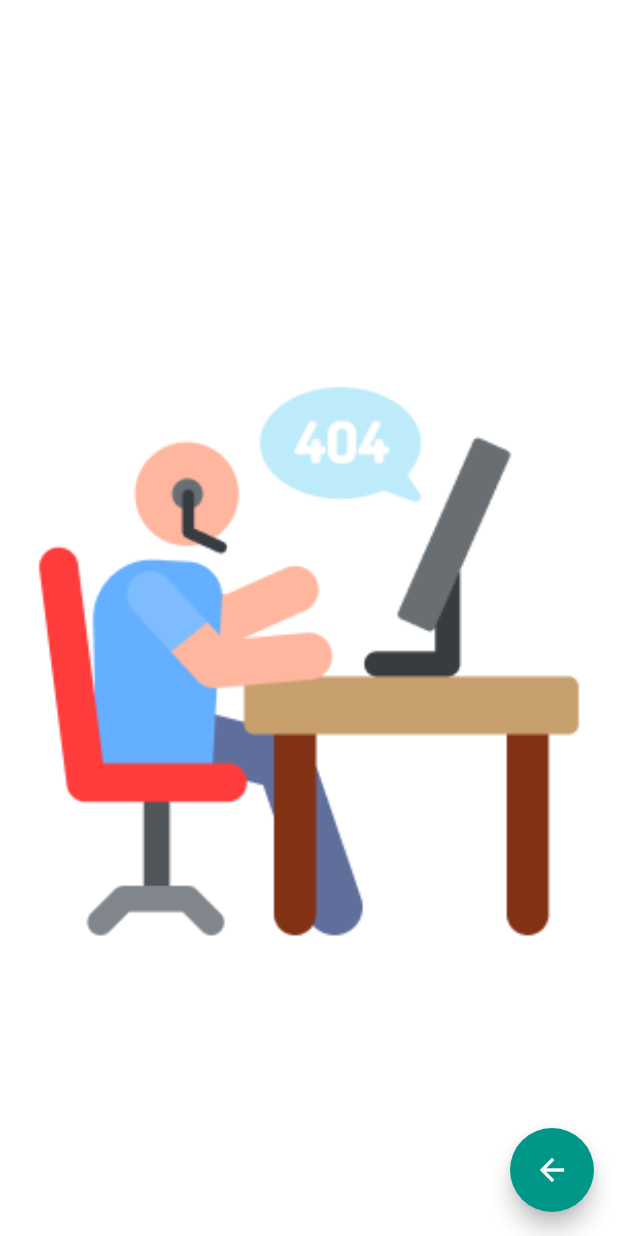
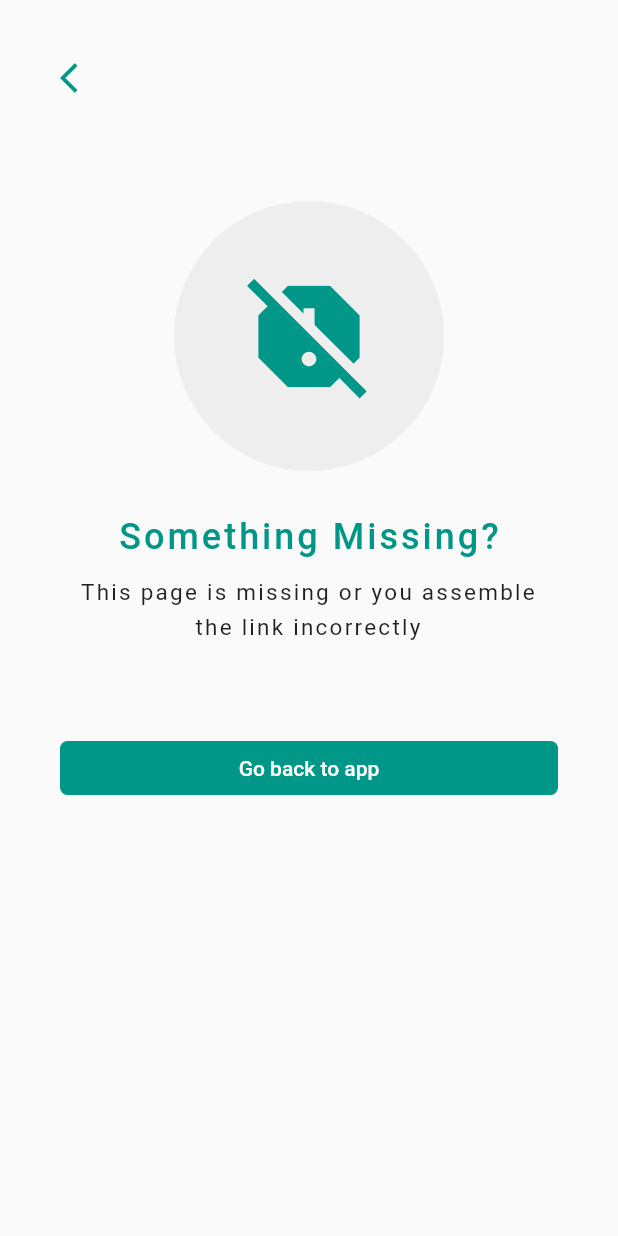
Before and after one commit to geomartins/kenzo, a Flutter app: the PageNotFound screen opened by its route, on a phone screen of 412 x 824 dp. Run offline on Flutter 3.47's test engine with Material 2 defaults, Android fonts, the phone set to English and light mode, and no system bars; our stand-ins replace flutter_custom_clippers, flutter_vector_icons, splashscreen.

Commit message:
restructure  page_not_found

```diff
--- a/lib/main.dart
+++ b/lib/main.dart
@@ -33,5 +33,7 @@ class MyApp extends StatelessWidget {
   }
 }
 
-//TODO('Work on 404 Page again')
+//TODO('Work on Dashboard')
+//TODO('Add Firestore to this project')
+//TODO('Add Bloc to this project')
 //TODO('Get auth_bg image from the femi/ezenma')
--- a/lib/views/page_not_found.dart
+++ b/lib/views/page_not_found.dart
@@ -1,26 +1,100 @@
 import 'package:flutter/material.dart';
+import 'package:staff_portal/components/custom_flat_button.dart';
 import 'package:staff_portal/config/constants.dart';
 
 class PageNotFound extends StatelessWidget {
   static const id = 'page_not_found';
-
   @override
   Widget build(BuildContext context) {
     return Scaffold(
-      body: Container(
-        height: double.infinity,
-        decoration: BoxDecoration(
-          image: new DecorationImage(
-            image: new AssetImage('assets/images/error.png'),
-            fit: BoxFit.cover,
+      body: SafeArea(
+        left: true,
+        right: true,
+        minimum: EdgeInsets.all(40.0),
+        child: SingleChildScrollView(
+          child: Container(
+            width: double.infinity,
+            height: 700.0,
+            child: Column(
+              crossAxisAlignment: CrossAxisAlignment.center,
+              //mainAxisAlignment: MainAxisAlignment.center,
+              children: <Widget>[
+                buildBackIcon(context),
+                SizedBox(height: 70.0),
+                buildAvatar(context),
+                SizedBox(height: 30.0),
+                buildText(context),
+                SizedBox(height: 60.0),
+                buildBackButton(context),
+              ],
+            ),
           ),
         ),
       ),
-      floatingActionButton: FloatingActionButton(
-        child: Icon(Icons.arrow_back),
+    );
+  }
+
+  Widget buildBackIcon(BuildContext context) {
+    return Row(
+      mainAxisAlignment: MainAxisAlignment.start,
+      children: <Widget>[
+        GestureDetector(
+          onTap: () => Navigator.pop(context),
+          child: Icon(
+            Icons.arrow_back_ios,
+            color: kPrimaryColor,
+          ),
+        ),
+      ],
+    );
+  }
+
+  Widget buildAvatar(BuildContext context) {
+    return CircleAvatar(
+      //foregroundColor: kTertiaryColor,
+      backgroundColor: kTertiaryColor.shade200,
+      child: Icon(
+        Icons.report_off,
+        color: kPrimaryColor,
+        size: 90.0,
+      ),
+      radius: 90.0,
+    );
+  }
+
+  Widget buildText(BuildContext context) {
+    return Column(
+      crossAxisAlignment: CrossAxisAlignment.center,
+      children: <Widget>[
+        Text(
+          'Something Missing?',
+          style: TextStyle(
+            color: kPrimaryColor,
+            fontSize: 24.0,
+            fontWeight: FontWeight.w500,
+            letterSpacing: 2,
+          ),
+        ),
+        SizedBox(height: 10.0),
+        Text(
+          'This page is missing or you assemble the link incorrectly',
+          textAlign: TextAlign.center,
+          style: TextStyle(fontSize: 15.0, letterSpacing: 1.5, height: 1.5),
+        ),
+      ],
+    );
+  }
+
+  Widget buildBackButton(BuildContext context) {
+    return SizedBox(
+      width: double.infinity,
+      child: CustomFlatButton(
         onPressed: () {
           Navigator.pop(context);
         },
+        color: kPrimaryColor,
+        title: 'Go back to app',
+        textColor: Colors.white,
       ),
     );
   }
```
